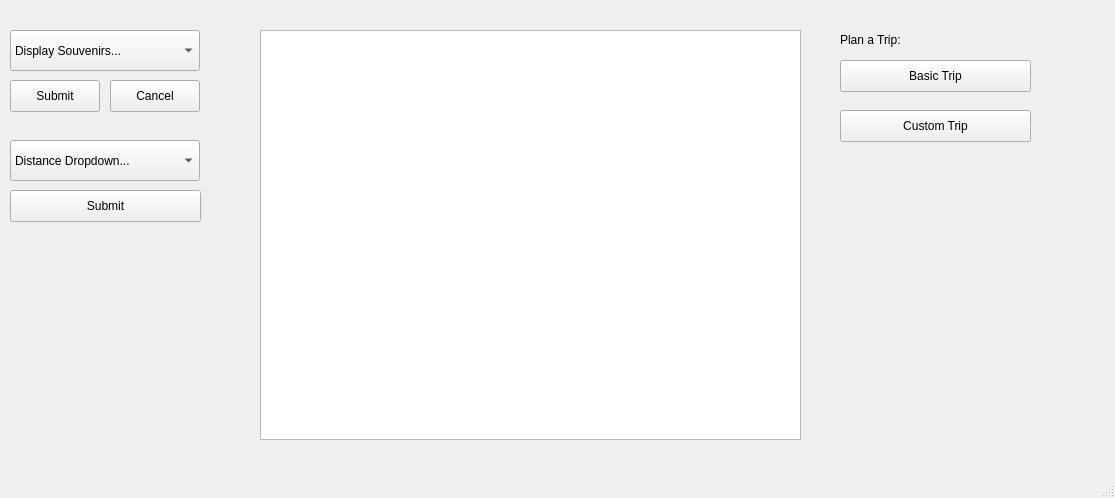
Above: mainwindow.ui from Cleru15/college_tour_app before the change. Below: the same form after it.
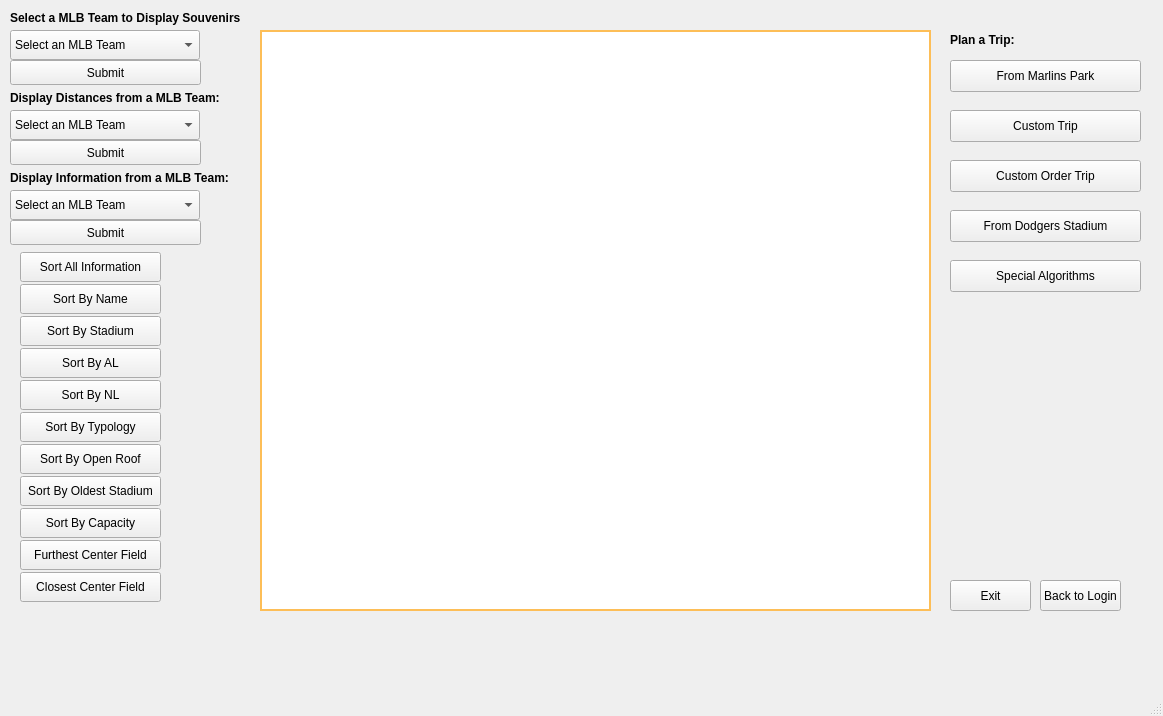
That is the form after the change.

The edit to the form file:
```diff
--- a/mainwindow.ui
+++ b/mainwindow.ui
@@ -6,8 +6,8 @@
    <rect>
     <x>0</x>
     <y>0</y>
-    <width>1115</width>
-    <height>498</height>
+    <width>1163</width>
+    <height>716</height>
    </rect>
   </property>
   <property name="windowTitle">
@@ -20,7 +20,7 @@
       <x>10</x>
       <y>30</y>
       <width>190</width>
-      <height>41</height>
+      <height>30</height>
      </rect>
     </property>
     <property name="editable">
@@ -28,57 +28,7 @@
     </property>
     <item>
      <property name="text">
-      <string>Display Souvenirs...</string>
-     </property>
-    </item>
-    <item>
-     <property name="text">
-      <string>Arizona State University</string>
-     </property>
-    </item>
-    <item>
-     <property name="text">
-      <string>Northwestern</string>
-     </property>
-    </item>
-    <item>
-     <property name="text">
-      <string>Ohio State University</string>
-     </property>
-    </item>
-    <item>
-     <property name="text">
-      <string>Saddleback College</string>
-     </property>
-    </item>
-    <item>
-     <property name="text">
-      <string>University of Michigan</string>
-     </property>
-    </item>
-    <item>
-     <property name="text">
-      <string>University of California, Irvine (UCI)</string>
-     </property>
-    </item>
-    <item>
-     <property name="text">
-      <string>University of California, Los Angeles (UCLA)</string>
-     </property>
-    </item>
-    <item>
-     <property name="text">
-      <string>University of Oregon</string>
-     </property>
-    </item>
-    <item>
-     <property name="text">
-      <string>University of the Pacific</string>
-     </property>
-    </item>
-    <item>
-     <property name="text">
-      <string>University of Wisconsin</string>
+      <string>Select an MLB Team</string>
      </property>
     </item>
    </widget>
@@ -86,9 +36,9 @@
     <property name="geometry">
      <rect>
       <x>10</x>
-      <y>80</y>
-      <width>90</width>
-      <height>32</height>
+      <y>60</y>
+      <width>191</width>
+      <height>25</height>
      </rect>
     </property>
     <property name="text">
@@ -98,14 +48,14 @@
    <widget class="QPushButton" name="cancelButtonSouvenirPreview">
     <property name="geometry">
      <rect>
-      <x>110</x>
-      <y>80</y>
-      <width>90</width>
-      <height>32</height>
+      <x>950</x>
+      <y>580</y>
+      <width>81</width>
+      <height>31</height>
      </rect>
     </property>
     <property name="text">
-     <string>Cancel</string>
+     <string>Exit</string>
     </property>
    </widget>
    <widget class="QListView" name="distanceListView">
@@ -113,31 +63,39 @@
      <rect>
       <x>260</x>
       <y>30</y>
-      <width>541</width>
-      <height>410</height>
+      <width>671</width>
+      <height>581</height>
      </rect>
     </property>
-   </widget>
-   <widget class="QPushButton" name="submitButtonSouvenirPreview_2">
-    <property name="geometry">
-     <rect>
-      <x>10</x>
-      <y>190</y>
-      <width>191</width>
-      <height>32</height>
-     </rect>
+    <property name="styleSheet">
+     <string notr="true">background-color: #ffffff;
+    alternate-background-color: #ffffff;
+    color: black;
+    border: 2px solid #fdbe57;
+    border-radius: 0px;
+    padding: 2px 2px;</string>
     </property>
-    <property name="text">
-     <string>Submit</string>
-    </property>
    </widget>
-   <widget class="QComboBox" name="dropdownSouvenirPreview_2">
+   <widget class="QPushButton" name="buttonDistancesSubmit">
     <property name="geometry">
      <rect>
       <x>10</x>
       <y>140</y>
+      <width>191</width>
+      <height>25</height>
+     </rect>
+    </property>
+    <property name="text">
+     <string>Submit</string>
+    </property>
+   </widget>
+   <widget class="QComboBox" name="dropdownDistances">
+    <property name="geometry">
+     <rect>
+      <x>10</x>
+      <y>110</y>
       <width>190</width>
-      <height>41</height>
+      <height>30</height>
      </rect>
     </property>
     <property name="editable">
@@ -145,69 +103,24 @@
     </property>
     <item>
      <property name="text">
-      <string>Distance Dropdown...</string>
-     </property>
-    </item>
-    <item>
-     <property name="text">
-      <string>Arizona State University</string>
-     </property>
-    </item>
-    <item>
-     <property name="text">
-      <string>Northwestern</string>
-     </property>
-    </item>
-    <item>
-     <property name="text">
-      <string>Ohio State University</string>
-     </property>
-    </item>
-    <item>
-     <property name="text">
-      <string>Saddleback College</string>
-     </property>
-    </item>
-    <item>
-     <property name="text">
-      <string>University of Michigan</string>
-     </property>
-    </item>
-    <item>
-     <property name="text">
-      <string>University of California, Irvine (UCI)</string>
-     </property>
-    </item>
-    <item>
-     <property name="text">
-      <string>University of California, Los Angeles (UCLA)</string>
-     </property>
-    </item>
-    <item>
-     <property name="text">
-      <string>University of Oregon</string>
-     </property>
-    </item>
-    <item>
-     <property name="text">
-      <string>University of the Pacific</string>
-     </property>
-    </item>
-    <item>
-     <property name="text">
-      <string>University of Wisconsin</string>
+      <string>Select an MLB Team</string>
      </property>
     </item>
    </widget>
    <widget class="QLabel" name="label">
     <property name="geometry">
      <rect>
-      <x>840</x>
+      <x>950</x>
       <y>30</y>
       <width>91</width>
       <height>20</height>
      </rect>
     </property>
+    <property name="font">
+     <font>
+      <bold>true</bold>
+     </font>
+    </property>
     <property name="text">
      <string>Plan a Trip:</string>
     </property>
@@ -215,20 +128,20 @@
    <widget class="QPushButton" name="submitButtonSouvenirPreview_3">
     <property name="geometry">
      <rect>
-      <x>840</x>
+      <x>950</x>
       <y>60</y>
       <width>191</width>
       <height>32</height>
      </rect>
     </property>
     <property name="text">
-     <string>Basic Trip</string>
+     <string>From Marlins Park</string>
     </property>
    </widget>
    <widget class="QPushButton" name="submitButtonSouvenirPreview_4">
     <property name="geometry">
      <rect>
-      <x>840</x>
+      <x>950</x>
       <y>110</y>
       <width>191</width>
       <height>32</height>
@@ -238,6 +151,286 @@
      <string>Custom Trip</string>
     </property>
    </widget>
+   <widget class="QPushButton" name="pushButton">
+    <property name="geometry">
+     <rect>
+      <x>1040</x>
+      <y>580</y>
+      <width>81</width>
+      <height>31</height>
+     </rect>
+    </property>
+    <property name="text">
+     <string>Back to Login</string>
+    </property>
+   </widget>
+   <widget class="QLabel" name="labelSouvenirs">
+    <property name="geometry">
+     <rect>
+      <x>10</x>
+      <y>10</y>
+      <width>261</width>
+      <height>16</height>
+     </rect>
+    </property>
+    <property name="font">
+     <font>
+      <bold>true</bold>
+     </font>
+    </property>
+    <property name="text">
+     <string>Select a MLB Team to Display Souvenirs</string>
+    </property>
+   </widget>
+   <widget class="QLabel" name="labelDistances">
+    <property name="geometry">
+     <rect>
+      <x>10</x>
+      <y>90</y>
+      <width>241</width>
+      <height>16</height>
+     </rect>
+    </property>
+    <property name="font">
+     <font>
+      <bold>true</bold>
+     </font>
+    </property>
+    <property name="text">
+     <string>Display Distances from a MLB Team:</string>
+    </property>
+   </widget>
+   <widget class="QPushButton" name="ClosestCenterField">
+    <property name="geometry">
+     <rect>
+      <x>20</x>
+      <y>572</y>
+      <width>141</width>
+      <height>30</height>
+     </rect>
+    </property>
+    <property name="text">
+     <string>Closest Center Field</string>
+    </property>
+   </widget>
+   <widget class="QPushButton" name="SortByName">
+    <property name="geometry">
+     <rect>
+      <x>20</x>
+      <y>284</y>
+      <width>141</width>
+      <height>30</height>
+     </rect>
+    </property>
+    <property name="text">
+     <string>Sort By Name</string>
+    </property>
+   </widget>
+   <widget class="QPushButton" name="SortByStadium">
+    <property name="geometry">
+     <rect>
+      <x>20</x>
+      <y>316</y>
+      <width>141</width>
+      <height>30</height>
+     </rect>
+    </property>
+    <property name="text">
+     <string>Sort By Stadium</string>
+    </property>
+   </widget>
+   <widget class="QPushButton" name="SortByAL">
+    <property name="geometry">
+     <rect>
+      <x>20</x>
+      <y>348</y>
+      <width>141</width>
+      <height>30</height>
+     </rect>
+    </property>
+    <property name="text">
+     <string>Sort By AL</string>
+    </property>
+   </widget>
+   <widget class="QPushButton" name="SortByNL">
+    <property name="geometry">
+     <rect>
+      <x>20</x>
+      <y>380</y>
+      <width>141</width>
+      <height>30</height>
+     </rect>
+    </property>
+    <property name="text">
+     <string>Sort By NL</string>
+    </property>
+   </widget>
+   <widget class="QPushButton" name="SortByTypology">
+    <property name="geometry">
+     <rect>
+      <x>20</x>
+      <y>412</y>
+      <width>141</width>
+      <height>30</height>
+     </rect>
+    </property>
+    <property name="text">
+     <string>Sort By Typology</string>
+    </property>
+   </widget>
+   <widget class="QPushButton" name="SortByOpenRoof">
+    <property name="geometry">
+     <rect>
+      <x>20</x>
+      <y>444</y>
+      <width>141</width>
+      <height>30</height>
+     </rect>
+    </property>
+    <property name="text">
+     <string>Sort By Open Roof</string>
+    </property>
+   </widget>
+   <widget class="QPushButton" name="DisplayAll">
+    <property name="geometry">
+     <rect>
+      <x>20</x>
+      <y>252</y>
+      <width>141</width>
+      <height>30</height>
+     </rect>
+    </property>
+    <property name="text">
+     <string>Sort All Information</string>
+    </property>
+   </widget>
+   <widget class="QPushButton" name="SortByNewest">
+    <property name="geometry">
+     <rect>
+      <x>20</x>
+      <y>476</y>
+      <width>141</width>
+      <height>30</height>
+     </rect>
+    </property>
+    <property name="text">
+     <string>Sort By Oldest Stadium</string>
+    </property>
+   </widget>
+   <widget class="QPushButton" name="SortByCapacity">
+    <property name="geometry">
+     <rect>
+      <x>20</x>
+      <y>508</y>
+      <width>141</width>
+      <height>30</height>
+     </rect>
+    </property>
+    <property name="text">
+     <string>Sort By Capacity</string>
+    </property>
+   </widget>
+   <widget class="QPushButton" name="FurthestCenterField">
+    <property name="geometry">
+     <rect>
+      <x>20</x>
+      <y>540</y>
+      <width>141</width>
+      <height>30</height>
+     </rect>
+    </property>
+    <property name="text">
+     <string>Furthest Center Field</string>
+    </property>
+   </widget>
+   <widget class="QPushButton" name="buttonSpecAlgorithms">
+    <property name="geometry">
+     <rect>
+      <x>950</x>
+      <y>260</y>
+      <width>191</width>
+      <height>32</height>
+     </rect>
+    </property>
+    <property name="text">
+     <string>Special Algorithms</string>
+    </property>
+   </widget>
+   <widget class="QPushButton" name="buttonDijkstraTrip">
+    <property name="geometry">
+     <rect>
+      <x>950</x>
+      <y>210</y>
+      <width>191</width>
+      <height>32</height>
+     </rect>
+    </property>
+    <property name="text">
+     <string>From Dodgers Stadium</string>
+    </property>
+   </widget>
+   <widget class="QPushButton" name="buttonCustomOrderTrip">
+    <property name="geometry">
+     <rect>
+      <x>950</x>
+      <y>160</y>
+      <width>191</width>
+      <height>32</height>
+     </rect>
+    </property>
+    <property name="text">
+     <string>Custom Order Trip</string>
+    </property>
+   </widget>
+   <widget class="QPushButton" name="buttonInfoSubmit">
+    <property name="geometry">
+     <rect>
+      <x>10</x>
+      <y>220</y>
+      <width>191</width>
+      <height>25</height>
+     </rect>
+    </property>
+    <property name="text">
+     <string>Submit</string>
+    </property>
+   </widget>
+   <widget class="QLabel" name="labelInfo">
+    <property name="geometry">
+     <rect>
+      <x>10</x>
+      <y>170</y>
+      <width>241</width>
+      <height>16</height>
+     </rect>
+    </property>
+    <property name="font">
+     <font>
+      <bold>true</bold>
+     </font>
+    </property>
+    <property name="text">
+     <string>Display Information from a MLB Team:</string>
+    </property>
+   </widget>
+   <widget class="QComboBox" name="dropdownInformation">
+    <property name="geometry">
+     <rect>
+      <x>10</x>
+      <y>190</y>
+      <width>190</width>
+      <height>30</height>
+     </rect>
+    </property>
+    <property name="editable">
+     <bool>false</bool>
+    </property>
+    <item>
+     <property name="text">
+      <string>Select an MLB Team</string>
+     </property>
+    </item>
+   </widget>
   </widget>
   <widget class="QMenuBar" name="menubar">
    <property name="geometry">
```
Left out of the diff: 18 changed lines with no effect on the pictures.
